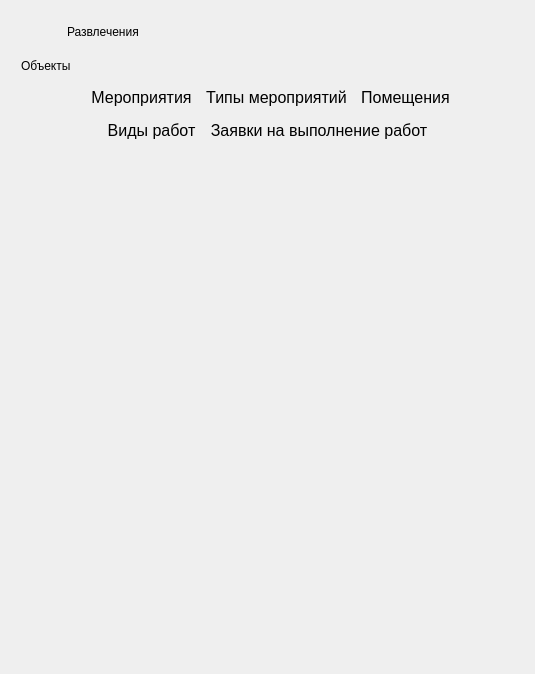
Old version of the form forms/entertainmentdashboard.ui in the repository anastasia-k-o/Management-System.
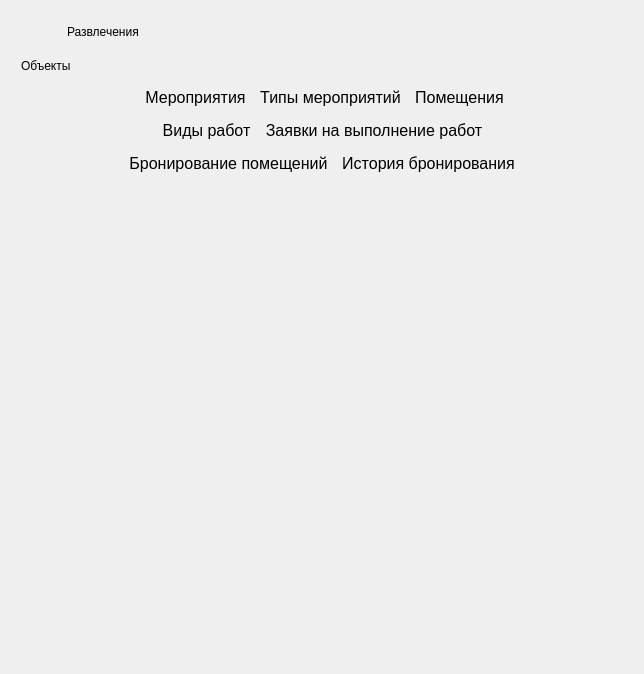
New version of the form. Icons and pictures are not drawn.

Commit message: бронирование в развлечениях

```diff
--- a/forms/entertainmentdashboard.ui
+++ b/forms/entertainmentdashboard.ui
@@ -6,7 +6,7 @@
    <rect>
     <x>0</x>
     <y>0</y>
-    <width>535</width>
+    <width>644</width>
     <height>674</height>
    </rect>
   </property>
@@ -295,6 +295,89 @@
        </item>
       </layout>
      </item>
+     <item>
+      <layout class="QHBoxLayout" name="horizontalLayout_4">
+       <item>
+        <spacer name="horizontalSpacer_5">
+         <property name="orientation">
+          <enum>Qt::Horizontal</enum>
+         </property>
+         <property name="sizeHint" stdset="0">
+          <size>
+           <width>40</width>
+           <height>20</height>
+          </size>
+         </property>
+        </spacer>
+       </item>
+       <item>
+        <widget class="QPushButton" name="bookingRooms">
+         <property name="sizePolicy">
+          <sizepolicy hsizetype="Fixed" vsizetype="Fixed">
+           <horstretch>0</horstretch>
+           <verstretch>0</verstretch>
+          </sizepolicy>
+         </property>
+         <property name="font">
+          <font>
+           <family>Yu Gothic UI</family>
+           <pointsize>12</pointsize>
+           <weight>50</weight>
+           <italic>false</italic>
+           <bold>false</bold>
+          </font>
+         </property>
+         <property name="text">
+          <string>Бронирование помещений</string>
+         </property>
+         <property name="flat">
+          <bool>true</bool>
+         </property>
+        </widget>
+       </item>
+       <item>
+        <widget class="QPushButton" name="bookingHistory">
+         <property name="sizePolicy">
+          <sizepolicy hsizetype="Fixed" vsizetype="Fixed">
+           <horstretch>0</horstretch>
+           <verstretch>0</verstretch>
+          </sizepolicy>
+         </property>
+         <property name="font">
+          <font>
+           <family>Yu Gothic UI</family>
+           <pointsize>12</pointsize>
+           <weight>50</weight>
+           <italic>false</italic>
+           <bold>false</bold>
+          </font>
+         </property>
+         <property name="styleSheet">
+          <string notr="true">font: 12pt &quot;Yu Gothic UI&quot;;</string>
+         </property>
+         <property name="text">
+          <string>История бронирования</string>
+         </property>
+         <property name="flat">
+          <bool>true</bool>
+         </property>
+        </widget>
+       </item>
+       <item>
+        <spacer name="horizontalSpacer_6">
+         <property name="orientation">
+          <enum>Qt::Horizontal</enum>
+         </property>
+         <property name="sizeHint" stdset="0">
+          <size>
+           <width>40</width>
+           <height>20</height>
+          </size>
+         </property>
+        </spacer>
+       </item>
+      </layout>
+     </item>
      <item>
       <spacer name="verticalSpacer">
        <property name="orientation">
```
The commit also changes 7 other files.
